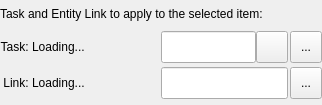
First picture: the form in resources/context_editor_widget.ui, repository shotgunsoftware/tk-multi-publish2, before the edit.
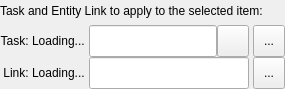
Second picture: the form after the edit. Icons and pictures are not drawn. Custom widgets are drawn as their Qt base class.

```diff
--- a/resources/context_editor_widget.ui
+++ b/resources/context_editor_widget.ui
@@ -6,8 +6,8 @@
    <rect>
     <x>0</x>
     <y>0</y>
-    <width>322</width>
-    <height>105</height>
+    <width>285</width>
+    <height>89</height>
    </rect>
   </property>
   <property name="sizePolicy">
@@ -25,33 +25,41 @@
   <property name="windowTitle">
    <string>Form</string>
   </property>
-  <layout class="QGridLayout" name="gridLayout" rowstretch="1,1,1">
-   <property name="leftMargin">
-    <number>0</number>
-   </property>
-   <property name="topMargin">
-    <number>0</number>
-   </property>
-   <property name="rightMargin">
-    <number>0</number>
-   </property>
-   <property name="bottomMargin">
-    <number>6</number>
-   </property>
-   <property name="horizontalSpacing">
-    <number>0</number>
-   </property>
-   <property name="verticalSpacing">
+  <layout class="QVBoxLayout" name="verticalLayout_2">
+   <property name="spacing">
     <number>4</number>
    </property>
-   <item row="0" column="0" colspan="2">
+   <property name="margin">
+    <number>0</number>
+   </property>
+   <item>
     <widget class="QLabel" name="label">
      <property name="text">
       <string>Task and Entity Link to apply to the selected item:</string>
      </property>
+     <property name="wordWrap">
+      <bool>true</bool>
+     </property>
+     <property name="openExternalLinks">
+      <bool>true</bool>
+     </property>
     </widget>
    </item>
-   <item row="1" column="0">
+   <item>
+    <widget class="QWidget" name="edit_widget" native="true">
+     <layout class="QVBoxLayout" name="verticalLayout">
+      <property name="spacing">
+       <number>0</number>
+      </property>
+      <property name="margin">
+       <number>0</number>
+      </property>
+      <item>
+       <layout class="QGridLayout" name="gridLayout">
+        <property name="spacing">
+         <number>0</number>
+        </property>
+        <item row="0" column="0">
     <widget class="QLabel" name="task_label">
      <property name="minimumSize">
       <size>
@@ -85,10 +93,10 @@
      </property>
     </widget>
    </item>
-   <item row="1" column="1">
-    <layout class="QHBoxLayout" name="task_widgets_layout" stretch="4,4,1">
+        <item row="0" column="1">
+         <layout class="QHBoxLayout" name="task_widgets_layout">
      <property name="spacing">
-      <number>2</number>
+           <number>4</number>
      </property>
      <item>
       <widget class="QLabel" name="task_display">
@@ -231,7 +239,7 @@
      </item>
     </layout>
    </item>
-   <item row="2" column="0">
+        <item row="1" column="0">
     <widget class="QLabel" name="link_label">
      <property name="minimumSize">
       <size>
@@ -262,10 +270,10 @@
      </property>
     </widget>
    </item>
-   <item row="2" column="1">
-    <layout class="QHBoxLayout" name="link_widgets_layout" stretch="4,4,1">
+        <item row="1" column="1">
+         <layout class="QHBoxLayout" name="link_widgets_layout">
      <property name="spacing">
-      <number>2</number>
+           <number>4</number>
      </property>
      <item>
       <widget class="QLabel" name="link_display">
@@ -356,6 +364,11 @@
       </widget>
      </item>
     </layout>
+        </item>
+       </layout>
+      </item>
+     </layout>
+    </widget>
    </item>
   </layout>
  </widget>
```
Lines whose indentation alone changed are shown as unchanged.
